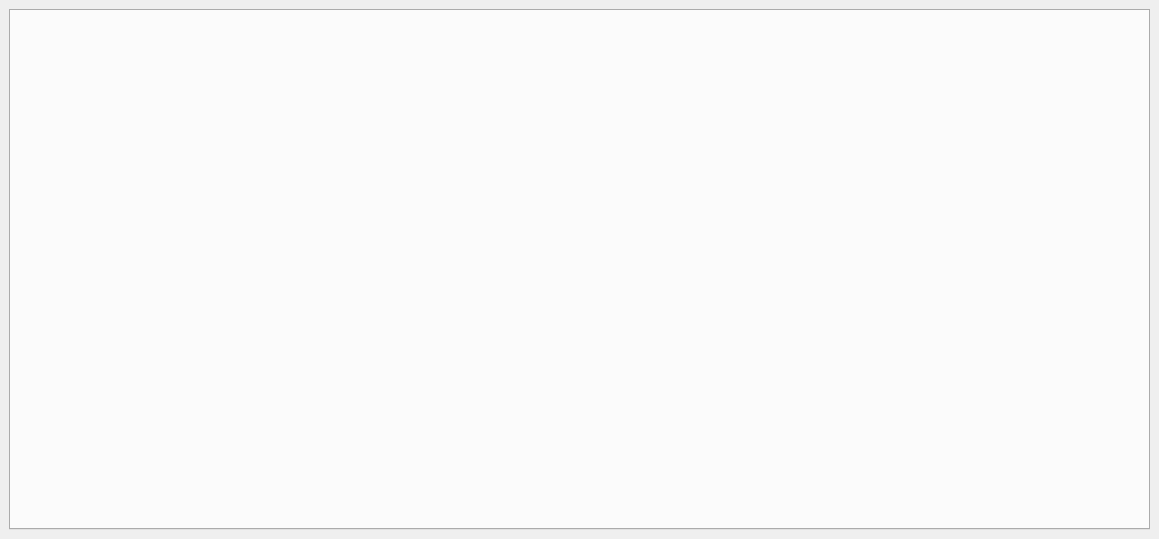
The window that ui/GeoCORKMain.ui (kathrynmetcalf/GeoCORK) describes before a commit, drawn with Qt 5.
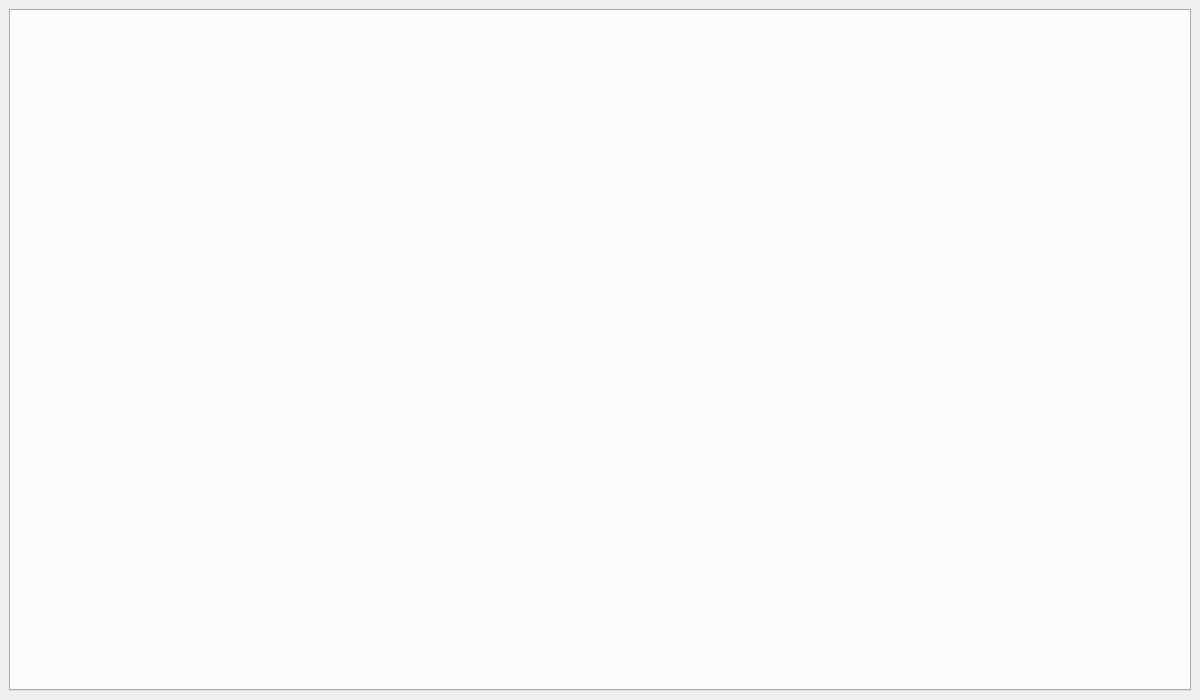
The same window after the commit. Custom widgets are drawn as their Qt base class.

```diff
--- a/ui/GeoCORKMain.ui
+++ b/ui/GeoCORKMain.ui
@@ -6,8 +6,8 @@
    <rect>
     <x>0</x>
     <y>0</y>
-    <width>1159</width>
-    <height>539</height>
+    <width>1200</width>
+    <height>700</height>
    </rect>
   </property>
   <property name="sizePolicy">
@@ -16,6 +16,12 @@
     <verstretch>0</verstretch>
    </sizepolicy>
   </property>
+  <property name="minimumSize">
+   <size>
+    <width>1200</width>
+    <height>700</height>
+   </size>
+  </property>
   <property name="windowTitle">
    <string>MainWindow</string>
   </property>
```
